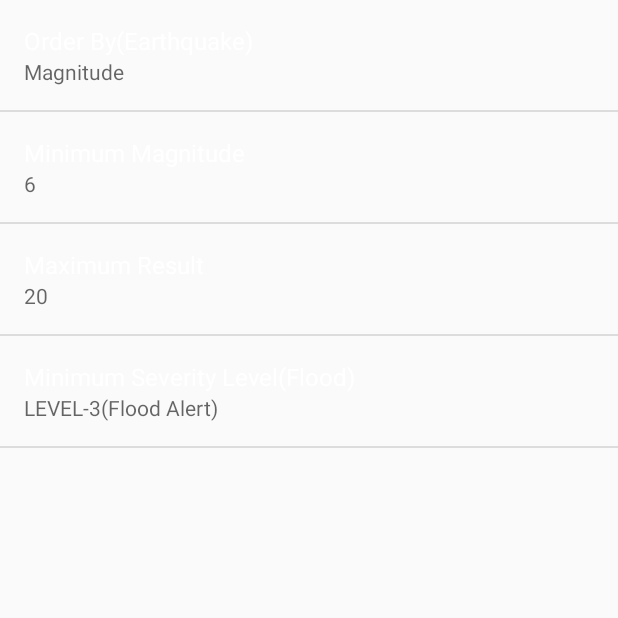
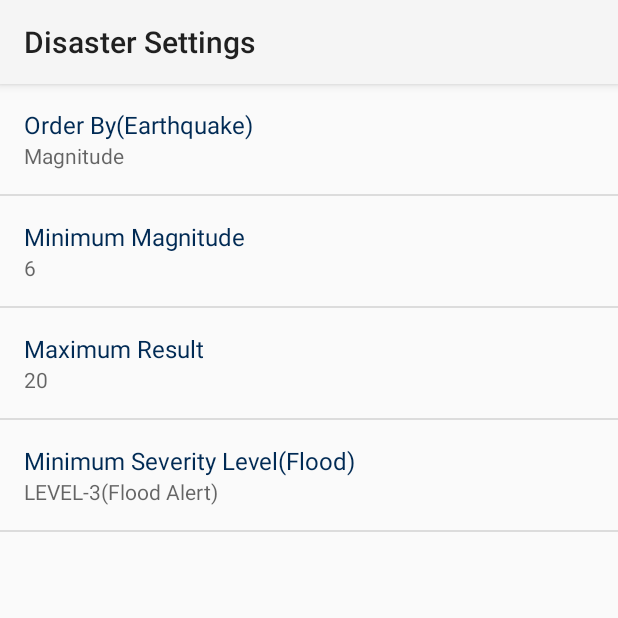
Before and after one commit to Apurba000Biswas/Disaster-Response, an Android app: the SettingsActivity screen opened directly, with no data from a screen before it, on a phone screen of 412 x 824 dp, the top half of it. Run offline under Robolectric (Android 15) with nearby library versions, the phone set to English and light mode, and no system bars.

Commit message:
6.1 Bug Fixed For Settings Activity

```diff
--- a/app/src/main/AndroidManifest.xml
+++ b/app/src/main/AndroidManifest.xml
@@ -31,6 +31,7 @@
         </activity>
         <activity
             android:name=".SettingsActivity"
+            android:theme="@style/PreferenceTheme"
             android:label="@string/settings_title">
             <meta-data
                 android:name="android.support.PARENT_ACTIVITY"
--- a/app/src/main/java/com/example/apurba/disaster/disasterreport/SettingsActivity.java
+++ b/app/src/main/java/com/example/apurba/disaster/disasterreport/SettingsActivity.java
@@ -19,6 +19,8 @@ public class SettingsActivity extends AppCompatActivity {
     protected void onCreate(@Nullable Bundle savedInstanceState) {
         super.onCreate(savedInstanceState);
         setContentView(R.layout.settings_activity);
+
+
 
         // getWindow().setBackgroundDrawableResource(R.color.backGround);
     }
--- a/app/src/main/res/values/styles.xml
+++ b/app/src/main/res/values/styles.xml
@@ -5,7 +5,6 @@
         <item name="colorPrimary">@color/colorPrimary</item>
         <item name="colorPrimaryDark">@color/colorPrimaryDark</item>
         <item name="colorAccent">@color/colorAccent</item>
-        <item name="android:textColor">#FFFFFF</item>
 
     </style>
 
@@ -35,7 +34,15 @@
     <style name="AppTheme.NoActionBar">
         <item name="windowActionBar">true</item>
         <item name="windowNoTitle">false</item>
-        <item name="android:textColor">#FFFFFF</item>
+        <item name="android:textColor">#000000</item>
+    </style>
+
+    <style name="PreferenceTheme" parent="Theme.AppCompat.Light.NoActionBar">
+        <item name="windowActionBar">true</item>
+        <item name="windowNoTitle">false</item>
+        <item name="colorPrimaryDark">@color/colorPrimaryDark</item>
+        <item name="colorAccent">@color/colorAccent</item>
+        <item name="android:textColor">@color/colorPrimary</item>
     </style>
 
     <style name="Level">
```
